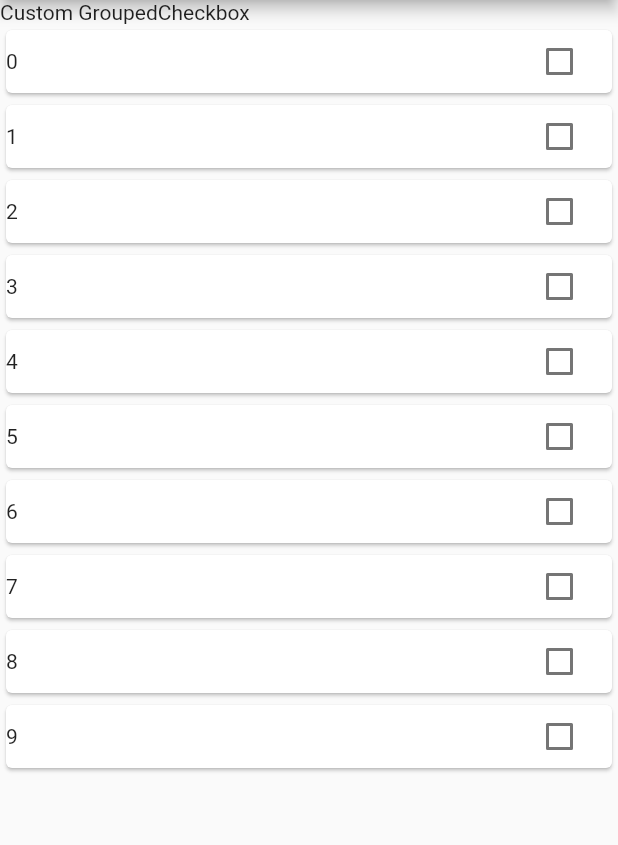
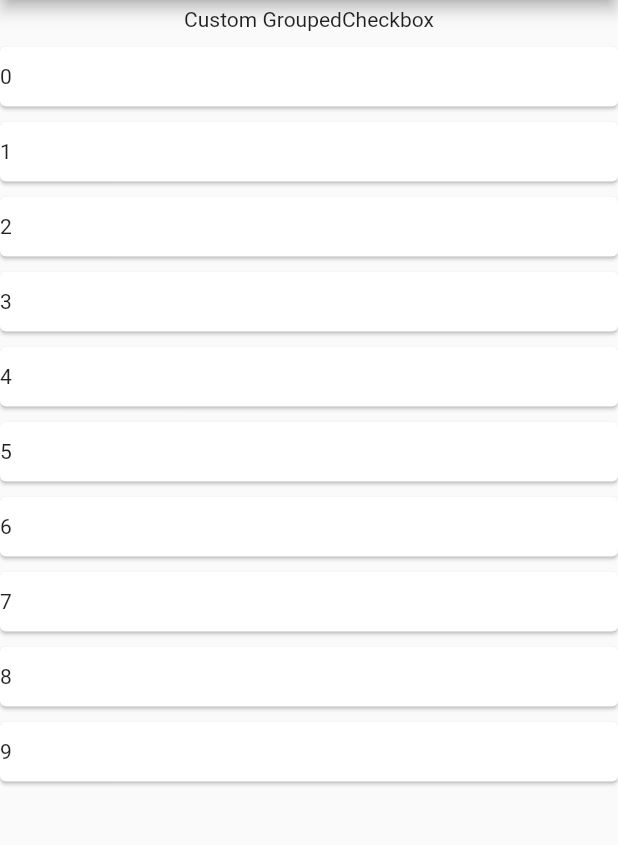
Before and after one commit to liodali/checkbox_grouped, a Flutter app: the screen it shows after launch, on a phone screen of 412 x 824 dp, the part 84-929 px from its top. Run offline on Flutter 3.47's test engine with Material 2 defaults, Android fonts, the phone set to English and light mode, and no system bars; our stand-ins replace auto_size_text, flare_flutter.

Commit message:
modification in custom grouped chechbox make groupTitle as widget create new typedef

```diff
--- a/example/lib/custom_grouped_example.dart
+++ b/example/lib/custom_grouped_example.dart
@@ -16,17 +16,31 @@ class _CustomGroupedExampleState extends State<CustomGroupedExample> {
         title: Text("Other Example"),
       ),
       body: CustomGroupedCheckbox<int>(
-        groupTitle: "Custom GroupedCheckbox",
-        itemBuilder: (ctx,index){
+        groupTitle: Container(
+          padding: EdgeInsets.all(5.0),
+          child: Text("Custom GroupedCheckbox"),
+        ),
+        itemBuilder: (ctx, index, v) {
           return Card(
-            child: Align(
-              alignment: Alignment.centerLeft,
-              child: Text("$index"),
+            margin: EdgeInsets.only(top: 5.0,bottom: 5.0),
+            child: Row(
+              children: <Widget>[
+                Expanded(
+                  child: Align(
+                    alignment: Alignment.centerLeft,
+                    child: Text("$index"),
+                  ),
+                ),
+                Opacity(
+                  opacity: v?1:0,
+                  child: Icon(Icons.check,color: Colors.green,size: 24,),
+                ),
+              ],
             ),
           );
         },
         itemCount: 10,
-        values: List<int>.generate(10, (i)=>i),
+        values: List<int>.generate(10, (i) => i),
       ),
     );
   }
--- a/lib/src/base_simple_grouped.dart
+++ /dev/null
@@ -1,15 +0,0 @@
-import 'package:flutter/material.dart';
-
-class BaseSimpleGrouped extends StatefulWidget {
-  BaseSimpleGrouped({Key key}) : super(key: key);
-
-  @override
-  _BaseSimpleGroupedState createState() => _BaseSimpleGroupedState();
-}
-
-class _BaseSimpleGroupedState extends State<BaseSimpleGrouped> {
-  @override
-  Widget build(BuildContext context) {
-    return Container();
-  }
-}
--- a/lib/src/custom_grouped_checkbox.dart
+++ b/lib/src/custom_grouped_checkbox.dart
@@ -1,9 +1,11 @@
 import 'package:checkbox_grouped/src/item.dart';
 import 'package:flutter/material.dart';
 
+typedef CustomIndexedWidgetBuilder = Widget Function(BuildContext, int, bool);
+
 class CustomGroupedCheckbox<T> extends StatefulWidget {
-  final String groupTitle;
-  final IndexedWidgetBuilder itemBuilder;
+  final Widget groupTitle;
+  final CustomIndexedWidgetBuilder itemBuilder;
   final int itemCount;
   final double itemExtent;
   final List<T> values;
@@ -59,8 +61,8 @@ class CustomGroupedCheckboxState<T> extends State<CustomGroupedCheckbox> {
     });
   }
 
-  selection(){
-    if(widget.isMultipleSelection){
+  selection() {
+    if (widget.isMultipleSelection) {
       return _itemSelected;
     }
     return _itemSelected;
@@ -69,33 +71,33 @@ class CustomGroupedCheckboxState<T> extends State<CustomGroupedCheckbox> {
   @override
   void didChangeDependencies() {
     super.didChangeDependencies();
-
   }
 
   @override
   Widget build(BuildContext context) {
-    return CustomScrollView(
-      slivers: <Widget>[
-        SliverToBoxAdapter(
-          child: Text(widget.groupTitle),
-        ),
-        SliverFixedExtentList(
-          delegate: SliverChildBuilderDelegate(
-                (ctx, index) {
-              return _ItemWidget(
-                child:  widget.itemBuilder(ctx, index),
+    return Column(
+      children: <Widget>[
+        widget.groupTitle ?? Container(),
+        Expanded(
+          child: ScrollConfiguration(
+            behavior: ScrollBehavior(),
+            child: ListView(
+              children: <Widget>[
+                for (int index = 0; index < widget.itemCount; index++)
+                  _ItemWidget(
+                    child: widget.itemBuilder(
+                        context, index, _items[index].checked),
                     value: _items[index].checked,
-                callback: (v){
+                    callback: (v) {
                       setState(() {
                         onChanged(index, v);
                       });
                     },
-              );
-            },
-            childCount: widget.itemCount,
                   ),
+              ],
               itemExtent: widget.itemExtent,
-          //itemExtent: widget.itemExtent,
+            ),
+          ),
         ),
       ],
     );
@@ -129,38 +131,25 @@ class CustomGroupedCheckboxState<T> extends State<CustomGroupedCheckbox> {
     }
   }
 }
-class _ItemWidget extends StatelessWidget{
 
+class _ItemWidget extends StatelessWidget {
   final Widget child;
   final Function(bool) callback;
   final bool value;
-  _ItemWidget({this.child,this.callback,this.value});
+
+  _ItemWidget({
+    this.child,
+    this.callback,
+    this.value,
+  });
 
   @override
   Widget build(BuildContext context) {
-    return Stack(
-      children: <Widget>[
-        Positioned(
-          top: 0,
-          bottom: 0,
-          right: 0,
-          left: 0,
+    return GestureDetector(
+      onTap: () {
+        callback(!value);
+      },
       child: child,
-        ),
-        Positioned(
-          top: 0,
-          bottom: 0,
-          right: 15,
-          child: Checkbox(
-            value: value,
-            onChanged: (v) {
-              print(v);
-              callback(v);
-            },
-          ),
-        ),
-      ],
     );
   }
-
 }
--- a/pubspec.yaml
+++ b/pubspec.yaml
@@ -1,6 +1,6 @@
 name: checkbox_grouped
 description: flutter widget that grouping checkbox, recuperate the actual selection,support multiple selection
-version: 0.3.5
+version: 0.4.0
 homepage: https://github.com/liodali/grouped_checkbox
 authors:
   - Mohamed ali hamza <hamza.mohamedali93@gmail.com>
```
Also changed, not shown: 3 other files. Lines whose indentation alone changed are shown as unchanged.
